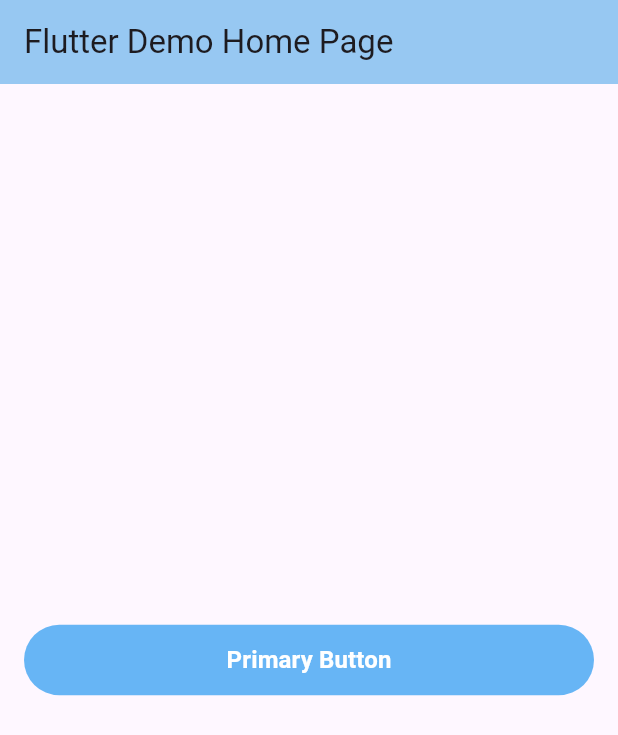
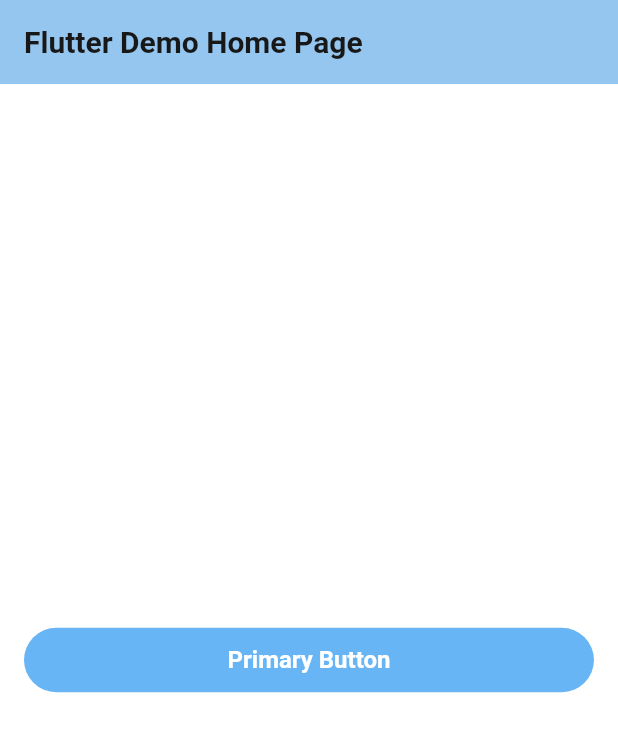
Before and after one commit to akangromeo/mobile_banking_apps, a Flutter app: the screen it shows after launch, on a phone screen of 412 x 824 dp. Shown: the top 735 px of the screen. Run offline on Flutter 3.47's test engine with Material 3 defaults, Android fonts, the phone set to English and light mode, and no system bars.

Commit message:
style : apply appTheme

```diff
--- a/lib/main.dart
+++ b/lib/main.dart
@@ -14,25 +14,7 @@ class MyApp extends StatelessWidget {
   Widget build(BuildContext context) {
     return MaterialApp(
       title: 'Flutter Demo',
-      theme: ThemeData(
-        // This is the theme of your application.
-        //
-        // TRY THIS: Try running your application with "flutter run". You'll see
-        // the application has a purple toolbar. Then, without quitting the app,
-        // try changing the seedColor in the colorScheme below to Colors.green
-        // and then invoke "hot reload" (save your changes or press the "hot
-        // reload" button in a Flutter-supported IDE, or press "r" if you used
-        // the command line to start the app).
-        //
-        // Notice that the counter didn't reset back to zero; the application
-        // state is not lost during the reload. To reset the state, use hot
-        // restart instead.
-        //
-        // This works for code too, not just values: Most code changes can be
-        // tested with just a hot reload.
-        colorScheme: ColorScheme.fromSeed(seedColor: Colors.deepPurple),
-        useMaterial3: true,
-      ),
+      theme: appTheme,
       home: const MyHomePage(title: 'Flutter Demo Home Page'),
     );
   }
```
